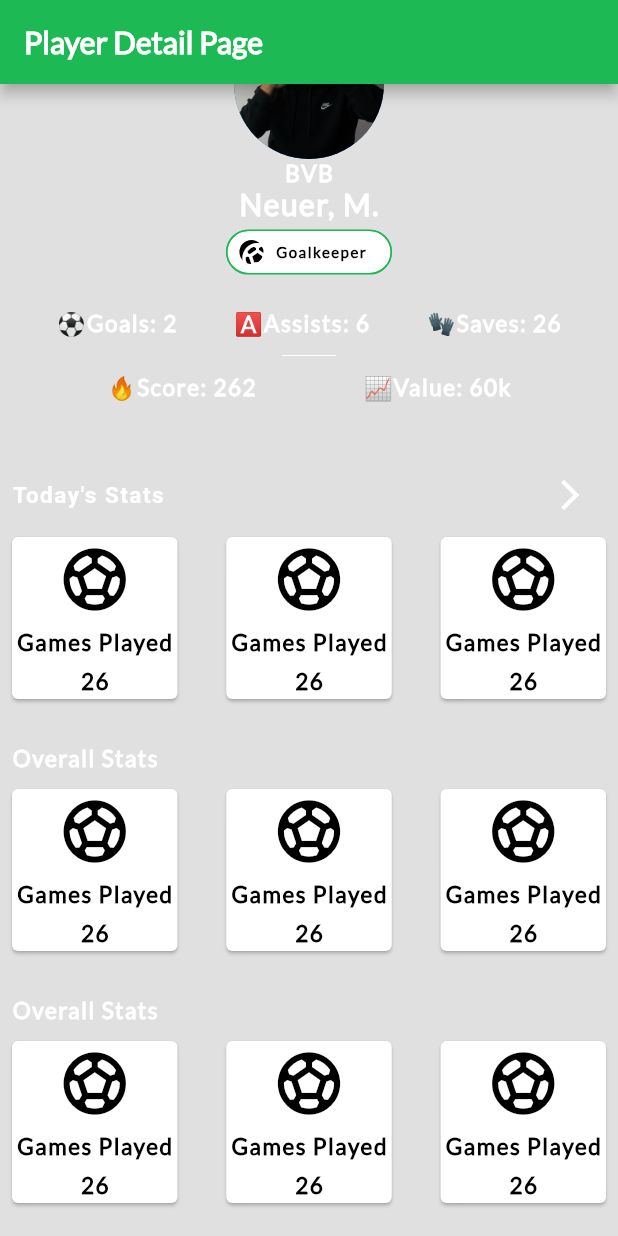
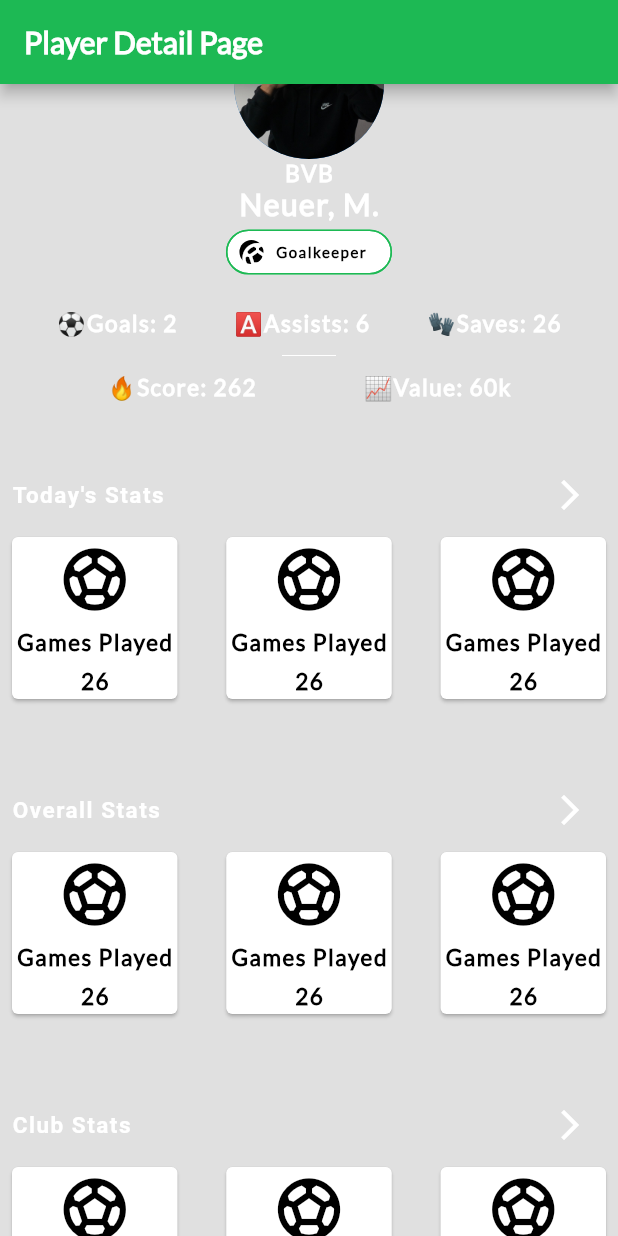
Before and after one commit to kleviss/flutter-business-card, a Flutter app: the screen it shows after launch, scrolled down 68 dp, on a phone screen of 412 x 824 dp. Run offline on Flutter 3.47's test engine with Material 2 defaults, Android fonts, the phone set to English and light mode, and no system bars; Roboto replaces fonts that are missing (Alto).

Commit message:
create dynamic stats section with cards

```diff
--- /dev/null
+++ b/lib/cardsSection.dart
@@ -0,0 +1,24 @@
+import 'package:flutter/material.dart';
+import 'widgets/neo_text.dart';
+import 'customCard.dart';
+
+class CardsSection extends StatelessWidget {
+  const CardsSection({super.key});
+
+  @override
+  Widget build(BuildContext context) {
+    // Material is a conceptual piece
+    // of paper on which the UI appears.
+    return (Padding(
+      padding: const EdgeInsets.fromLTRB(4.0, 0.0, 4.0, 8.0),
+      child: Row(
+        mainAxisAlignment: MainAxisAlignment.spaceBetween,
+        children: const [
+          CustomCard(),
+          CustomCard(),
+          CustomCard(),
+        ],
+      ),
+    ));
+  }
+}
--- a/lib/main.dart
+++ b/lib/main.dart
@@ -2,6 +2,9 @@ import 'package:flutter/material.dart';
 import 'customCard.dart';
 import 'scoreRow.dart';
 import 'widgets/neo_text.dart';
+import 'statsSection.dart';
+import 'sectionTitle.dart';
+import 'cardsSection.dart';
 
 void main() => runApp(const MyApp());
 
@@ -125,89 +128,15 @@ class MyApp extends StatelessWidget {
                 ],
               ),
             ),
-            Padding(
-                padding: const EdgeInsets.fromLTRB(8.0, 38.0, 8.0, 0.0),
-                child: Row(
-                  mainAxisAlignment: MainAxisAlignment.spaceBetween,
-                  children: [
-                    const Text(
-                      'Today\'s Stats',
-                      style: TextStyle(
-                        color: Colors.white,
-                        fontSize: 15.0,
-                        fontWeight: FontWeight.bold,
-                        letterSpacing: 1.0,
-                        fontFamily: 'Alto',
-                      ),
-                    ),
-                    IconButton(
-                        onPressed: () {
-                          null;
-                        },
-                        tooltip: "View today's stats",
-                        splashColor: Colors.green.shade400,
-                        splashRadius: 25.0,
-                        icon: const Icon(Icons.arrow_forward_ios,
-                            color: Colors.white)),
-                  ],
-                )),
-            Padding(
-              padding: const EdgeInsets.fromLTRB(4.0, 0.0, 4.0, 8.0),
-              child: Row(
-                mainAxisAlignment: MainAxisAlignment.spaceBetween,
-                children: const [
-                  CustomCard(),
-                  CustomCard(),
-                  CustomCard(),
-                ],
-              ),
-            ),
-            const Padding(
-                padding: EdgeInsets.fromLTRB(8.0, 18.0, 8.0, 8.0),
-                child: Text(
-                  'Overall Stats',
-                  style: TextStyle(
-                    color: Colors.white,
-                    fontSize: 15.0,
-                    fontWeight: FontWeight.bold,
-                    letterSpacing: 1.0,
-                    fontFamily: 'Lato',
-                  ),
-                )),
-            Padding(
-              padding: const EdgeInsets.fromLTRB(4.0, 0.0, 4.0, 8.0),
-              child: Row(
-                mainAxisAlignment: MainAxisAlignment.spaceBetween,
-                children: const [
-                  CustomCard(),
-                  CustomCard(),
-                  CustomCard(),
-                ],
-              ),
-            ),
-            const Padding(
-                padding: EdgeInsets.fromLTRB(8.0, 18.0, 8.0, 8.0),
-                child: Text(
-                  'Overall Stats',
-                  style: TextStyle(
-                    color: Colors.white,
-                    fontSize: 15.0,
-                    fontWeight: FontWeight.bold,
-                    letterSpacing: 1.0,
-                    fontFamily: 'Lato',
-                  ),
-                )),
-            Padding(
-              padding: const EdgeInsets.fromLTRB(4.0, 0.0, 4.0, 18.0),
-              child: Row(
-                mainAxisAlignment: MainAxisAlignment.spaceBetween,
-                children: const [
-                  CustomCard(),
-                  CustomCard(),
-                  CustomCard(),
-                ],
-              ),
-            ),
+            const StatsSection(
+                sectionTitle: SectionTitle(title: "Today\'s Stats"),
+                sectionCards: CardsSection()),
+            const StatsSection(
+                sectionTitle: SectionTitle(title: "Overall Stats"),
+                sectionCards: CardsSection()),
+            const StatsSection(
+                sectionTitle: SectionTitle(title: "Club Stats"),
+                sectionCards: CardsSection()),
           ],
         ),
       ),
--- /dev/null
+++ b/lib/sectionTitle.dart
@@ -0,0 +1,36 @@
+import 'package:flutter/material.dart';
+import 'widgets/neo_text.dart';
+
+class SectionTitle extends StatelessWidget {
+  final String title;
+  const SectionTitle({super.key, required this.title});
+
+  @override
+  Widget build(BuildContext context) {
+    return (Padding(
+        padding: const EdgeInsets.fromLTRB(8.0, 38.0, 8.0, 0.0),
+        child: Row(
+          mainAxisAlignment: MainAxisAlignment.spaceBetween,
+          children: [
+            Text(
+              title,
+              style: const TextStyle(
+                color: Colors.white,
+                fontSize: 15.0,
+                fontWeight: FontWeight.bold,
+                letterSpacing: 1.0,
+                fontFamily: 'Alto',
+              ),
+            ),
+            IconButton(
+                onPressed: () {
+                  null;
+                },
+                tooltip: "View today's stats",
+                splashColor: Colors.green.shade400,
+                splashRadius: 25.0,
+                icon: const Icon(Icons.arrow_forward_ios, color: Colors.white)),
+          ],
+        )));
+  }
+}
--- /dev/null
+++ b/lib/statsSection.dart
@@ -0,0 +1,23 @@
+import 'package:flutter/material.dart';
+import 'widgets/neo_text.dart';
+import 'customCard.dart';
+
+class StatsSection extends StatelessWidget {
+  final Widget? sectionTitle;
+  final Widget? sectionCards;
+
+  const StatsSection(
+      {super.key, required this.sectionTitle, required this.sectionCards});
+
+  @override
+  Widget build(BuildContext context) {
+    // Material is a conceptual piece
+    // of paper on which the UI appears.
+    return (Column(
+      children: [
+        sectionTitle!,
+        sectionCards!,
+      ],
+    ));
+  }
+}
```
